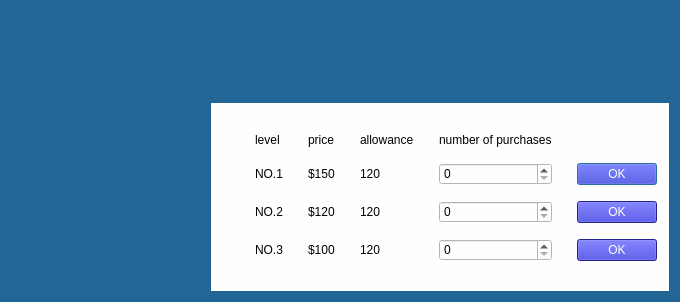
Before: the Qt Designer form bookingSystem/chooseticketdialog.ui in OurBigHomework/OurHomework, drawn with Qt 5.
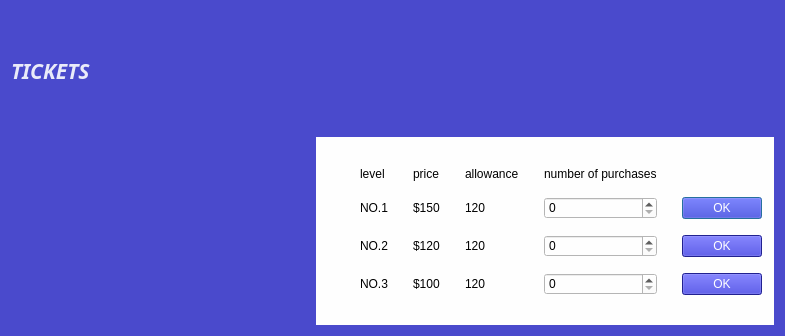
After: the same form once the commit is applied. Icons and pictures are not drawn.

The edit to the form file:
```diff
--- a/bookingSystem/chooseticketdialog.ui
+++ b/bookingSystem/chooseticketdialog.ui
@@ -6,8 +6,8 @@
    <rect>
     <x>0</x>
     <y>0</y>
-    <width>680</width>
-    <height>302</height>
+    <width>785</width>
+    <height>336</height>
    </rect>
   </property>
   <property name="windowTitle">
@@ -15,12 +15,10 @@
   </property>
   <property name="styleSheet">
    <string notr="true">
-background-color: rgb(34, 102, 149);</string>
+
+background-color: rgb(74, 74, 204);</string>
   </property>
   <layout class="QGridLayout" name="gridLayout_2">
-   <property name="topMargin">
-    <number>9</number>
-   </property>
    <item row="0" column="1">
     <spacer name="verticalSpacer">
      <property name="orientation">
@@ -34,6 +32,22 @@
      </property>
     </spacer>
    </item>
+   <item row="1" column="0">
+    <spacer name="horizontalSpacer">
+     <property name="orientation">
+      <enum>Qt::Horizontal</enum>
+     </property>
+     <property name="sizeType">
+      <enum>QSizePolicy::Expanding</enum>
+     </property>
+     <property name="sizeHint" stdset="0">
+      <size>
+       <width>11</width>
+       <height>20</height>
+      </size>
+     </property>
+    </spacer>
+   </item>
    <item row="1" column="1">
     <widget class="QWidget" name="widget" native="true">
      <property name="styleSheet">
@@ -252,18 +266,26 @@
      </layout>
     </widget>
    </item>
-   <item row="1" column="0">
-    <spacer name="horizontalSpacer">
-     <property name="orientation">
-      <enum>Qt::Horizontal</enum>
+   <item row="0" column="0">
+    <widget class="QLabel" name="label_17">
+     <property name="font">
+      <font>
+       <family>Segoe UI Semibold</family>
+       <pointsize>16</pointsize>
+       <weight>75</weight>
+       <italic>true</italic>
+       <bold>true</bold>
+      </font>
      </property>
-     <property name="sizeHint" stdset="0">
-      <size>
-       <width>11</width>
-       <height>20</height>
-      </size>
+     <property name="styleSheet">
+      <string notr="true">color: rgb(172, 172, 255);
+color: rgb(11, 35, 255);
+color: rgb(234, 235, 249);</string>
      </property>
-    </spacer>
+     <property name="text">
+      <string>TICKETS</string>
+     </property>
+    </widget>
    </item>
   </layout>
  </widget>
```
Left out of the diff: 246 changed lines with no effect on the pictures.
